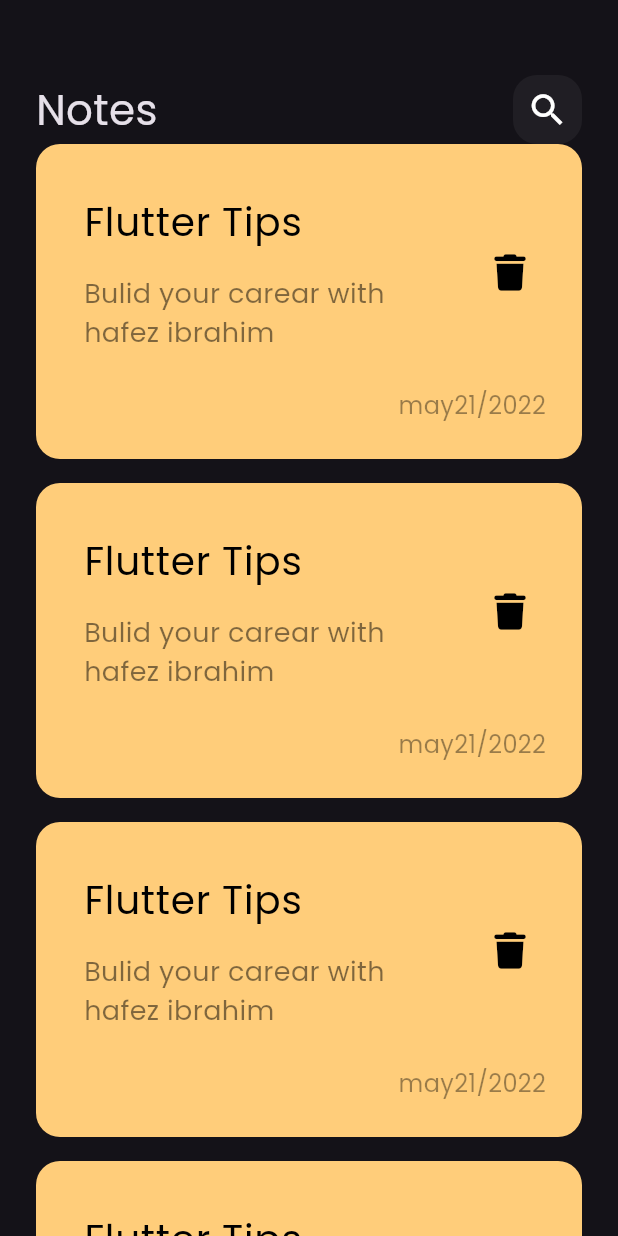
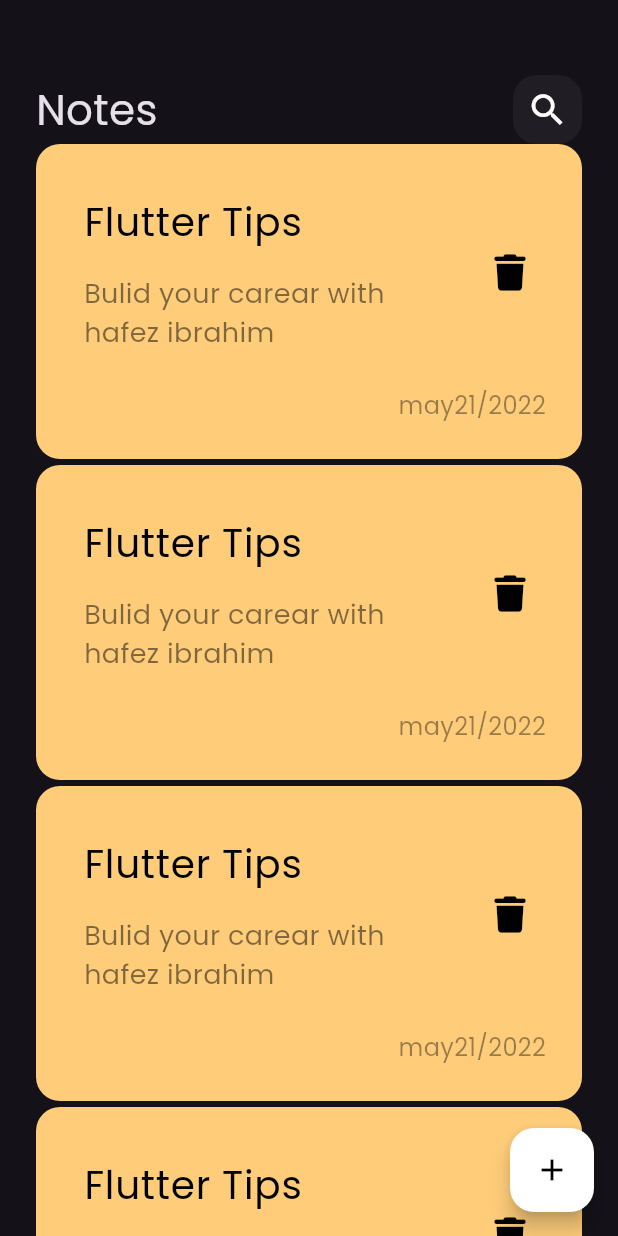
Before and after one commit to hafezelahwany/notes_app, a Flutter app: the screen it shows after launch, on a phone screen of 412 x 824 dp. Run offline on Flutter 3.47's test engine with Material 3 defaults, Android fonts, the phone set to English and light mode, and no system bars; our stand-ins replace font_awesome_flutter.

Commit message:
add floating action button

```diff
--- a/lib/views/notes_view.dart
+++ b/lib/views/notes_view.dart
@@ -6,8 +6,15 @@ class NotesView extends StatelessWidget {
 
   @override
   Widget build(BuildContext context) {
-    return const Scaffold(
-      body: NotesViewBody(),
-    );
+    return Scaffold(
+        body: const NotesViewBody(),
+        floatingActionButton: FloatingActionButton(
+          onPressed: () {},
+          backgroundColor: Colors.white,
+          child: const Icon(
+            Icons.add,
+            color: Colors.black,
+          ),
+        ));
   }
 }
--- a/lib/widgets/custom_note_item.dart
+++ b/lib/widgets/custom_note_item.dart
@@ -7,7 +7,7 @@ class NoteItem extends StatelessWidget {
   @override
   Widget build(BuildContext context) {
     return Padding(
-      padding: const EdgeInsets.only(bottom: 16),
+      padding: const EdgeInsets.only(bottom: 4),
       child: Container(
         padding: const EdgeInsets.only(top: 24, bottom: 24, left: 16),
         decoration: BoxDecoration(
```
